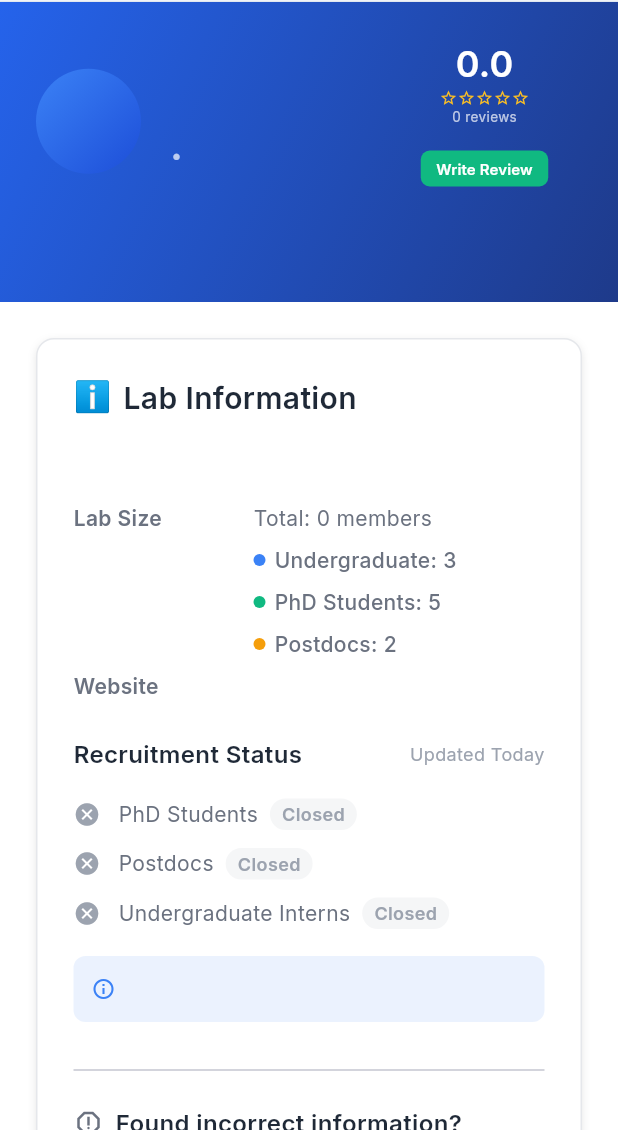
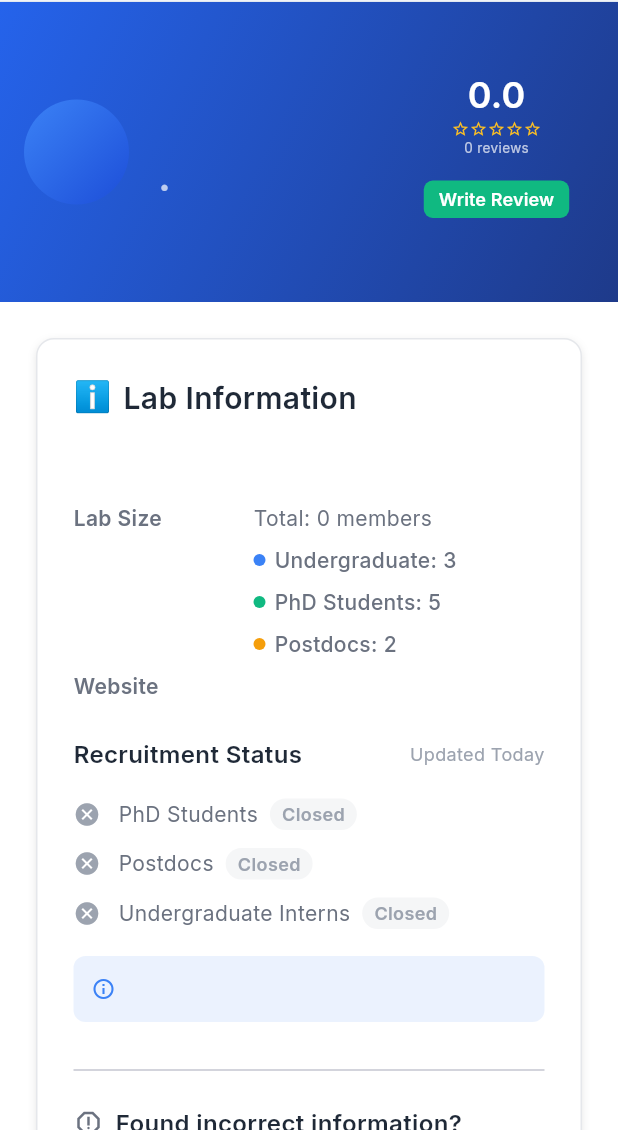
Before and after one commit to c5551051011/insidelab_frontend, a Flutter app: the LabDetailScreen screen opened directly with empty values, on a phone screen of 412 x 824 dp, the part 106-1236 px from its top. Run offline on Flutter 3.47's test engine with Material 3 defaults, Android fonts, the phone set to English and light mode, and no system bars; our stand-ins replace flutter_typeahead, go_router, google_fonts, google_sign_in, shared_preferences; accounts and stored records are empty; network calls fail.

Commit message:
Improve lab header typography and spacing
- Center content vertically in lab header for better balance
- Reduce header padding from 24px to 16px for more compact layout
- Increase Write Review button font size from 10px to 12px for better readability
- Increase research areas font size from 10px to 12px for improved visibility
- Expand research areas spacing (horizontal: 6px→10px, vertical: 4px→6px) for better separation

🤖 Generated with [Claude Code](https://claude.ai/code)

Co-Authored-By: Claude <noreply@anthropic.com>

```diff
--- a/lib/presentation/screens/lab_detail/widgets/lab_header.dart
+++ b/lib/presentation/screens/lab_detail/widgets/lab_header.dart
@@ -23,8 +23,9 @@ class LabHeader extends StatelessWidget {
         gradient: AppColors.primaryGradient,
       ),
       child: Padding(
-        padding: const EdgeInsets.all(24),
+        padding: const EdgeInsets.all(16),
         child: Column(
+          mainAxisAlignment: MainAxisAlignment.center,
           mainAxisSize: MainAxisSize.min,
           children: [
             Flexible(
@@ -91,8 +92,8 @@ class LabHeader extends StatelessWidget {
                         ),
                         const SizedBox(height: 8),
                         Wrap(
-                          spacing: 6,
-                          runSpacing: 4,
+                          spacing: 10,
+                          runSpacing: 6,
                           children: lab.researchAreas.take(4).map((area) {
                             return Container(
                               padding: const EdgeInsets.symmetric(horizontal: 8, vertical: 3),
@@ -117,7 +118,7 @@ class LabHeader extends StatelessWidget {
                                 area,
                                 style: const TextStyle(
                                   color: Colors.white,
-                                  fontSize: 10,
+                                  fontSize: 12,
                                   fontWeight: FontWeight.w600,
                                   letterSpacing: 0.3,
                                 ),
@@ -169,7 +170,7 @@ class LabHeader extends StatelessWidget {
                             style: TextStyle(
                               color: Colors.white,
                               fontWeight: FontWeight.w600,
-                              fontSize: 10,
+                              fontSize: 12,
                             ),
                           ),
                         ),
```
